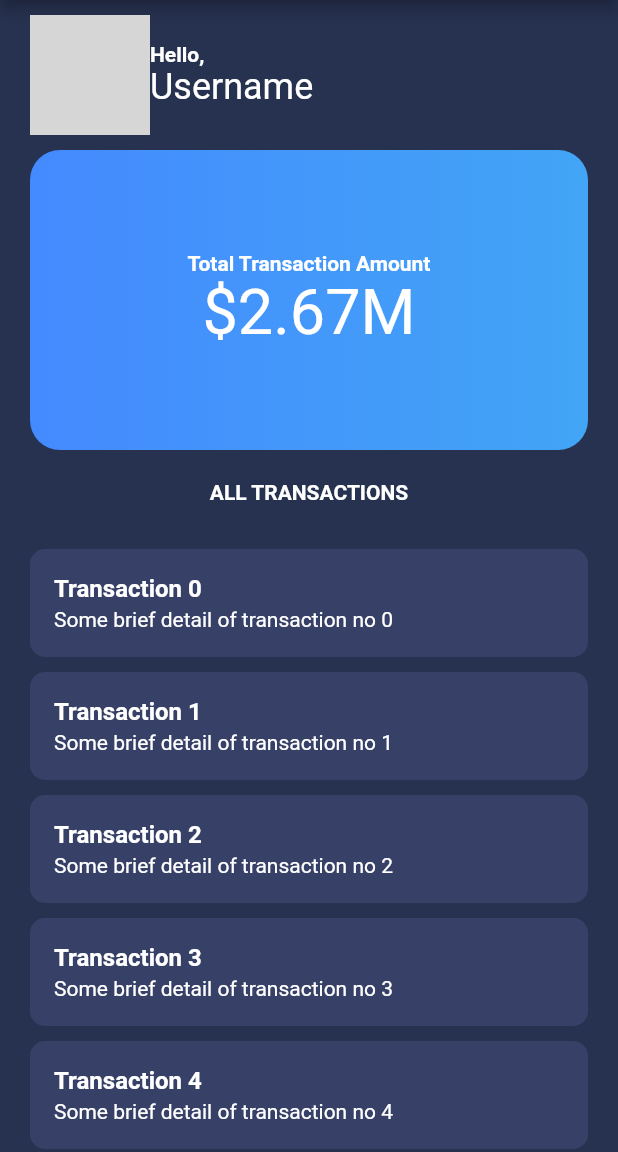
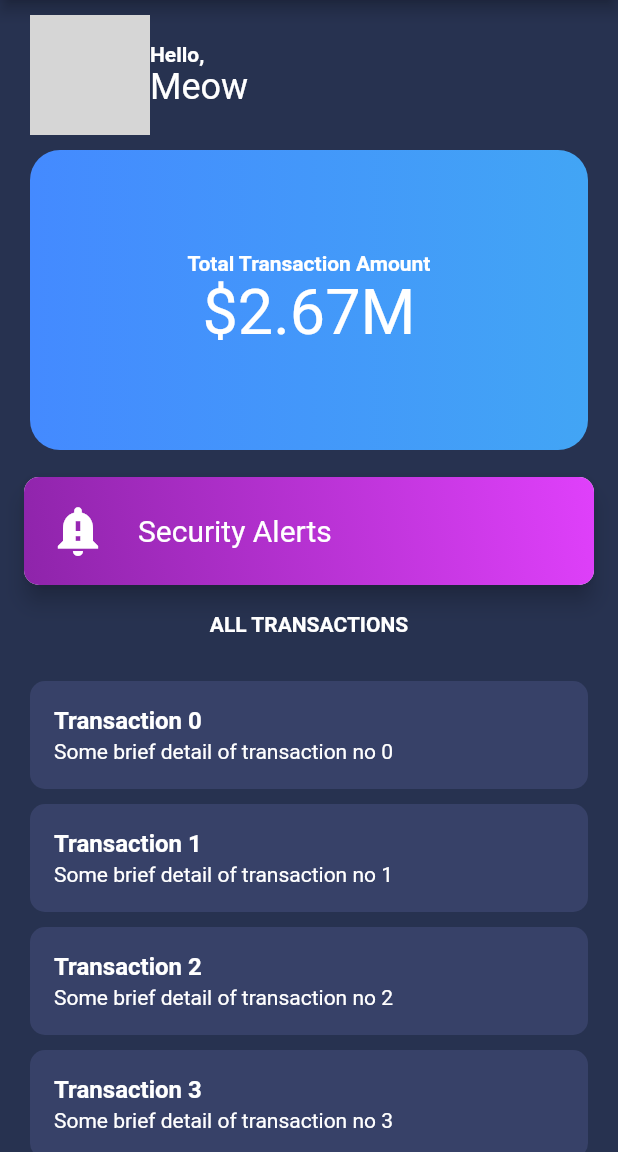
Before and after one commit to flying-meows/transactions-page, a Flutter app: the screen it shows after launch, on a phone screen of 412 x 824 dp, the part 84-1236 px from its top. Run offline on Flutter 3.47's test engine with Material 2 defaults, Android fonts, the light colour scheme and no system bars; grey boxes are pictures that could not be loaded.

Commit message:
add InkWell, Ink, onTap, borderRadius, splashColor

```diff
--- a/lib/sceens/TransactionsScreen.dart
+++ b/lib/sceens/TransactionsScreen.dart
@@ -3,6 +3,14 @@ import 'package:flutter/material.dart';
 class TransactionsScreen extends StatelessWidget {
   @override
   Widget build(BuildContext context) {
+    var boxDecoration = BoxDecoration(
+      borderRadius: BorderRadius.all(Radius.circular(10)),
+      gradient: LinearGradient(
+        begin: AlignmentDirectional.bottomStart,
+        end: AlignmentDirectional.topEnd,
+        colors: [Colors.purple[600], Colors.purpleAccent],
+      ),
+    );
     return Column(
       children: <Widget>[
         // Profile picture and username in the child Row
@@ -28,7 +36,7 @@ class TransactionsScreen extends StatelessWidget {
                         fontWeight: FontWeight.bold, color: Colors.white),
                   ),
                   Text(
-                    "Username",
+                    "Meow",
                     style: TextStyle(
                         fontSize: 24,
                         color: Colors.white,
@@ -40,14 +48,28 @@ class TransactionsScreen extends StatelessWidget {
           ),
         ),
         // CardView below profile image and username
+
         Padding(
             padding: EdgeInsets.only(left: 20, top: 10, right: 20, bottom: 10),
-            child: Container(
+            // https://api.flutter.dev/flutter/material/Card-class.html
+            // Inkwell not showing ripple when used with Container decoration
+            // <https://stackoverflow.com/a/57866878/>
+            // Tappable Card
+            child: Ink(
                 height: 200,
                 decoration: BoxDecoration(
                     gradient: LinearGradient(
                         colors: [Colors.blueAccent, Colors.blue[400]]),
                     borderRadius: BorderRadius.all(Radius.circular(20))),
+                child: InkWell(
+                  splashColor: Colors.red.withAlpha(30),
+                  //  <https://stackoverflow.com/a/64410674>
+                  customBorder: RoundedRectangleBorder(
+                    borderRadius: BorderRadius.circular(20),
+                  ),
+                  onTap: () {
+                    print('Card tapped.');
+                  },
                   child: Center(
                     child: Column(
                       mainAxisAlignment: MainAxisAlignment.center,
@@ -63,7 +85,64 @@ class TransactionsScreen extends StatelessWidget {
                         ),
                       ],
                     ),
+                  ),
                 ))),
+        // <https://stackoverflow.com/a/51464163/>
+        Container(
+          margin: EdgeInsets.symmetric(vertical: 8.0, horizontal: 16.0),
+          child: Material(
+            // <----------------------------- Outer Material
+            shadowColor: Colors.grey[10],
+            shape:
+                RoundedRectangleBorder(borderRadius: BorderRadius.circular(10)),
+            elevation: 6.0,
+            child: Container(
+              decoration: boxDecoration,
+              child: Material(
+                // <------------------------- Inner Material
+                type: MaterialType.transparency,
+                elevation: 6.0,
+                color: Colors.transparent,
+                shadowColor: Colors.grey[50],
+                child: InkWell(
+                  //<------------------------- InkWell
+                  customBorder: RoundedRectangleBorder(
+                    borderRadius: BorderRadius.circular(10),
+                  ),
+                  splashColor: Colors.red,
+                  onTap: () {},
+                  child: Container(
+                    padding: EdgeInsets.all(16.0),
+                    child: Row(
+                      children: <Widget>[
+                        Icon(
+                          Icons.notification_important,
+                          size: 40.0,
+                          color: Colors.white,
+                        ),
+                        SizedBox(
+                          width: 20.0,
+                        ),
+                        Column(
+                          children: <Widget>[
+                            Text(
+                              "Security Alerts",
+                              style: TextStyle(
+                                fontSize: 20.0,
+                                color: Colors.white,
+                              ),
+                            ),
+                          ],
+                        )
+                      ],
+                    ),
+                  ),
+                ),
+              ),
+            ),
+          ),
+        ),
+
         // Title of Transactions ListView (Text with padding)
         Padding(
           padding: EdgeInsets.only(left: 20, top: 10, right: 20, bottom: 20),
```
Also changed, not shown: docs/images/profile.png (added). Lines whose indentation alone changed are shown as unchanged.
